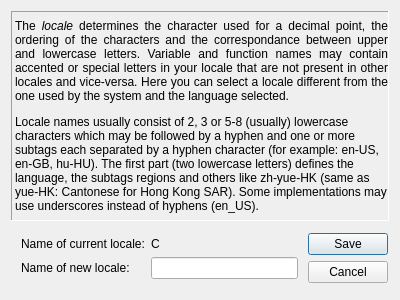
Old version of the form FalconCalcQt/LocaleDlg.ui in the repository solyoma/FalconCalc.
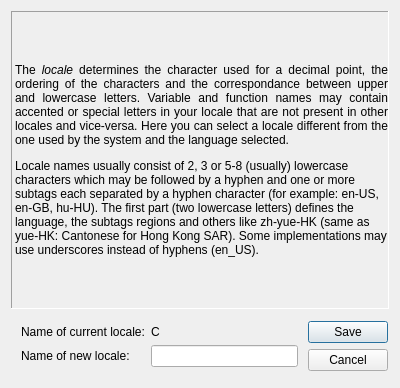
New version of the form. Icons and pictures are not drawn.

Diff of the .ui file:
```diff
--- a/FalconCalcQt/LocaleDlg.ui
+++ b/FalconCalcQt/LocaleDlg.ui
@@ -7,7 +7,7 @@
     <x>0</x>
     <y>0</y>
     <width>400</width>
-    <height>300</height>
+    <height>388</height>
    </rect>
   </property>
   <property name="sizePolicy">
@@ -19,13 +19,13 @@
   <property name="minimumSize">
    <size>
     <width>400</width>
-    <height>300</height>
+    <height>388</height>
    </size>
   </property>
   <property name="maximumSize">
    <size>
     <width>400</width>
-    <height>300</height>
+    <height>388</height>
    </size>
   </property>
   <property name="windowTitle">
```
